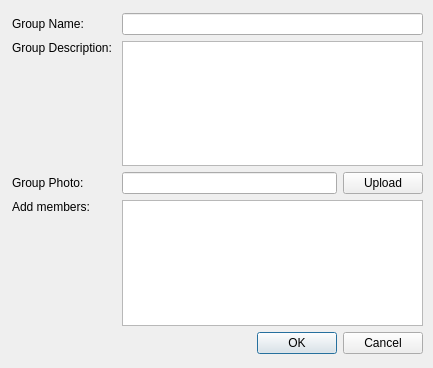
Huy-Nguyen-HCI/RocketBook, file gui/creategroupgui.ui: the form before one commit.
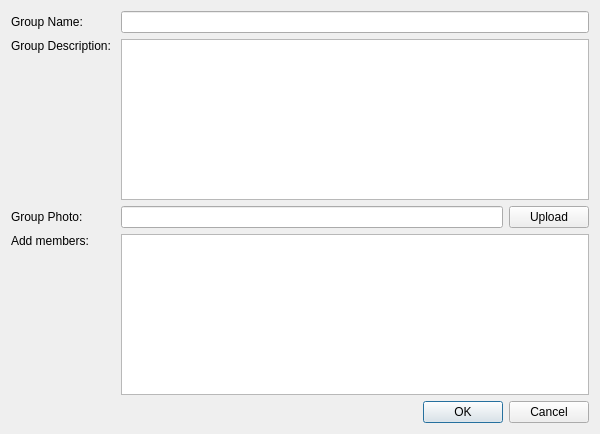
The form after the commit.

Patch:
```diff
--- a/gui/creategroupgui.ui
+++ b/gui/creategroupgui.ui
@@ -6,22 +6,15 @@
    <rect>
     <x>0</x>
     <y>0</y>
-    <width>433</width>
-    <height>368</height>
+    <width>600</width>
+    <height>434</height>
    </rect>
   </property>
   <property name="windowTitle">
    <string>Form</string>
   </property>
-  <widget class="QWidget" name="layoutWidget">
-   <property name="geometry">
-    <rect>
-     <x>12</x>
-     <y>13</y>
-     <width>411</width>
-     <height>341</height>
-    </rect>
-   </property>
+  <layout class="QGridLayout" name="gridLayout">
+   <item row="0" column="0">
    <layout class="QVBoxLayout" name="verticalLayout_3">
     <item>
      <layout class="QFormLayout" name="formLayout">
@@ -141,7 +134,8 @@
      </layout>
     </item>
    </layout>
-  </widget>
+   </item>
+  </layout>
  </widget>
  <resources/>
  <connections/>
```
Lines whose indentation alone changed are shown as unchanged.
